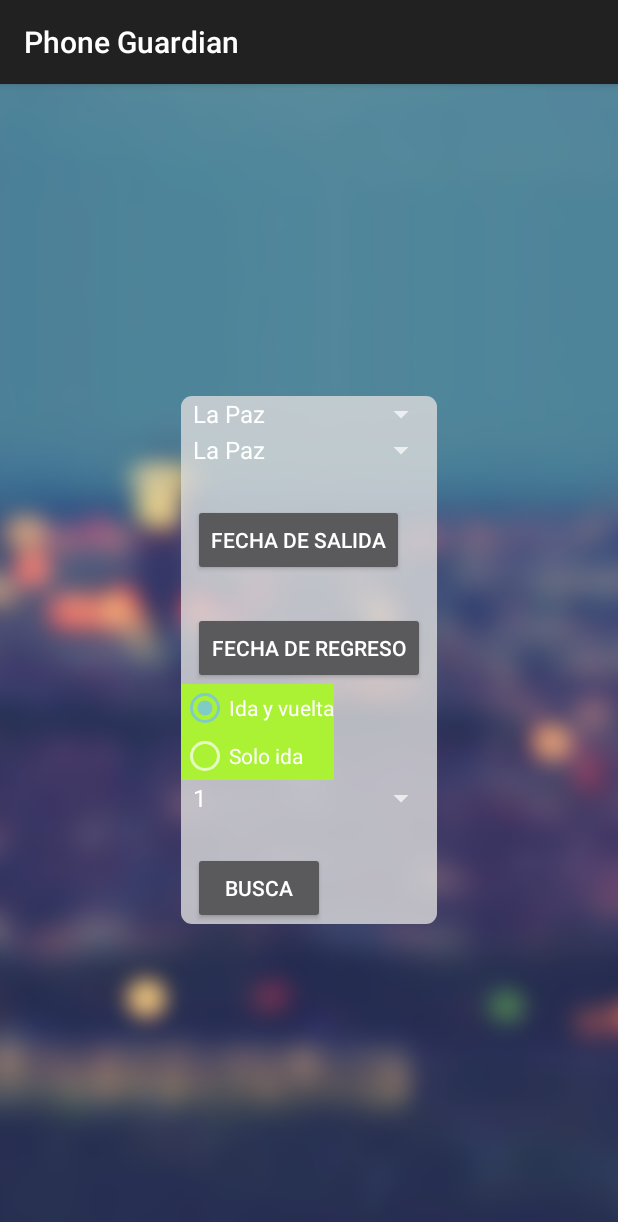
After one commit to chelo26/yoBUSco, an Android app: the SearchActivity screen opened directly, with no data from a screen before it, on a phone screen of 412 x 824 dp. The commit adds this screen. Shown: the top 1222 px of the screen. Run offline under Robolectric (Android 15) with nearby library versions, the phone set to English and light mode, and no system bars.

Commit message:
Add search activity

```diff
--- a/CitizenApp/app/build.gradle
+++ b/CitizenApp/app/build.gradle
@@ -28,6 +28,7 @@ dependencies {
     implementation 'com.android.support:support-v4:26.1.0'
     implementation 'com.google.android.gms:play-services:+'
     implementation 'com.github.hotchemi:permissionsdispatcher:3.1.0'
+    implementation 'com.android.support.constraint:constraint-layout:1.1.3'
     annotationProcessor 'com.github.hotchemi:permissionsdispatcher-processor:3.1.0'
     implementation 'com.android.support:multidex:1.0.3'
 }
--- a/CitizenApp/app/src/main/java/it/polimi/guardian/citizenapp/PhoneGuardianApplication.java
+++ b/CitizenApp/app/src/main/java/it/polimi/guardian/citizenapp/PhoneGuardianApplication.java
@@ -1,12 +1,6 @@
 package it.polimi.guardian.citizenapp;
 
-import android.app.Application;
 import android.content.Context;
-
-/**
- * Created by ntasic on 5/8/14.
- */
-
 
 
 public class PhoneGuardianApplication extends android.support.multidex.MultiDexApplication
--- /dev/null
+++ b/CitizenApp/app/src/main/java/it/polimi/guardian/citizenapp/SearchActivity.java
@@ -0,0 +1,26 @@
+package it.polimi.guardian.citizenapp;
+
+import android.app.Activity;
+import android.support.v7.app.AppCompatActivity;
+import android.os.Bundle;
+import android.view.View;
+import android.support.v4.app.DialogFragment;
+import android.widget.Toast;
+
+public class SearchActivity extends AppCompatActivity {
+
+    @Override
+    protected void onCreate(Bundle savedInstanceState) {
+        super.onCreate(savedInstanceState);
+        setContentView(R.layout.activity_search);
+    }
+
+    public void showDatePicker(View v) {
+        DialogFragment newFragment = new MyDatePickerFragment();
+        newFragment.show(this.getSupportFragmentManager(), "date picker");
+    }
+
+    public void searchTickets(View v){
+        Toast.makeText(this, "Clicked", Toast.LENGTH_SHORT);
+    }
+}
--- /dev/null
+++ b/CitizenApp/app/src/main/res/layout/activity_search.xml
@@ -0,0 +1,100 @@
+<RelativeLayout xmlns:android="http://schemas.android.com/apk/res/android" xmlns:tools="http://schemas.android.com/tools"
+    android:id="@+id/layout_register"
+    android:layout_width="match_parent"
+    android:layout_height="match_parent"
+    android:fillViewport="true"
+    tools:context=".SearchActivity"
+    >
+    <ImageView
+        android:layout_width="match_parent"
+        android:layout_height="match_parent"
+        android:src="@drawable/bg_main_blur"
+        android:scaleType="centerCrop"
+        tools:ignore="ContentDescription"
+        />
+
+    <LinearLayout
+        android:id="@+id/bus_search_form"
+        android:layout_width="wrap_content"
+        android:layout_height="wrap_content"
+        android:layout_centerInParent="true"
+        android:layout_margin="@dimen/spacing_large"
+        android:background="@drawable/bg_white_oval"
+        android:orientation="vertical"
+        >
+
+        <Spinner
+            android:id="@+id/spinner_bus_search_from"
+            android:layout_width="match_parent"
+            android:layout_height="wrap_content"
+            android:entries="@array/bus_search_city_array"
+            android:prompt="@string/bus_search_from" />
+
+        <Spinner
+            android:id="@+id/spinner_bus_search_to"
+            android:layout_width="match_parent"
+            android:layout_height="wrap_content"
+            android:entries="@array/bus_search_city_array"
+            android:prompt="@string/bus_search_to" />
+
+        <Button
+            android:id="@+id/btn_select_departure_date"
+            android:layout_width="wrap_content"
+            android:layout_height="wrap_content"
+            android:layout_marginEnd="8dp"
+            android:layout_marginStart="8dp"
+            android:layout_marginTop="24dp"
+            android:text="@string/bus_departure_date"
+            android:onClick="showDatePicker" />
+
+        <Button
+            android:id="@+id/btn_select_return_date"
+            android:layout_width="wrap_content"
+            android:layout_height="wrap_content"
+            android:layout_marginEnd="8dp"
+            android:layout_marginStart="8dp"
+            android:layout_marginTop="24dp"
+            android:text="@string/bus_return_date"
+            android:onClick="showDatePicker" />
+
+        <RadioGroup
+        android:layout_width="wrap_content"
+        android:layout_height="wrap_content"
+        android:layout_below="@+id/text"
+        android:id="@+id/myRadioGroup"
+        android:background="#abf234"
+        android:checkedButton="@+id/rb_bus_search_return" >
+
+        <RadioButton
+        android:layout_width="wrap_content"
+        android:layout_height="wrap_content"
+        android:id="@+id/rb_bus_search_return"
+        android:text="@string/bus_search_return" />
+        <RadioButton
+        android:layout_width="wrap_content"
+        android:layout_height="wrap_content"
+        android:id="@+id/rb_bus_search_one_way"
+        android:text="@string/bus_search_one_way" />
+    </RadioGroup>
+
+    <Spinner
+        android:id="@+id/spinner_ticket_number"
+        android:layout_width="match_parent"
+        android:layout_height="wrap_content"
+        android:entries="@array/bus_ticket_number_array"
+        android:prompt="@string/bus_ticket_number_prompt" />
+
+
+
+        <Button
+            android:id="@+id/btn_bus_search"
+            android:layout_width="wrap_content"
+            android:layout_height="wrap_content"
+            android:layout_marginEnd="8dp"
+            android:layout_marginStart="8dp"
+            android:layout_marginTop="24dp"
+            android:text="@string/bus_search"
+            android:onClick="searchTickets" />
+
+</LinearLayout>
+</RelativeLayout>
--- a/CitizenApp/app/src/main/res/values/strings.xml
+++ b/CitizenApp/app/src/main/res/values/strings.xml
@@ -56,7 +56,37 @@
     <string name="dummy_phone_numb">333 333</string>
     <string name="filter_by_type">Filter by type:</string>
 
-    <string-array name="CountryCodes" >
+    <string name="bus_search_from">Desde</string>
+    <string name="bus_search_to">Hasta</string>
+    <string name="bus_departure_date">Fecha de salida</string>
+    <string name="bus_return_date">Fecha de regreso</string>
+    <string name="bus_search_return">Ida y vuelta</string>
+    <string name="bus_search_one_way">Solo ida</string>
+    <string name="bus_search">Busca</string>
+
+    <string name="bus_ticket_number_prompt">Eleje numero de boletos</string>
+
+    <string-array name="bus_search_city_array">
+        <item>La Paz</item>
+        <item>Copacabana</item>
+        <item>Cochabamba</item>
+        <item>Oruro</item>
+        <item>Santa Cruz</item>
+        <item>Sucre</item>
+        <item>Tiwanaku</item>
+    </string-array>
+
+    <string-array name="bus_ticket_number_array">
+        <item>1</item>
+        <item>2</item>
+        <item>3</item>
+        <item>4</item>
+        <item>5</item>
+        <item>6</item>
+        <item>7</item>
+    </string-array>
+
+    <string-array name="CountryCodes">
         <item>93,AF</item>
         <item>355,AL</item>
         <item>213,DZ</item>
--- a/CitizenApp/app/src/main/res/values/styles_theme.xml
+++ b/CitizenApp/app/src/main/res/values/styles_theme.xml
@@ -22,4 +22,5 @@
     <style name="app_ActionBar" parent="@android:style/Widget.Holo.Light.ActionBar">
         <item name="android:background">@color/blue_light</item>
     </style>
+
 </resources>
```
Also changed, not shown: CitizenApp/app/src/main/AndroidManifest.xml (+63 -69 lines), CitizenApp/app/src/main/java/it/polimi/guardian/citizenapp/MyDatePickerFragment.java (added, +33 -0 lines), CitizenApp/app/src/main/java/it/polimi/guardian/citizenapp/RegisterActivity.java (+4 -3 lines). Lines whose indentation alone changed are shown as unchanged.
